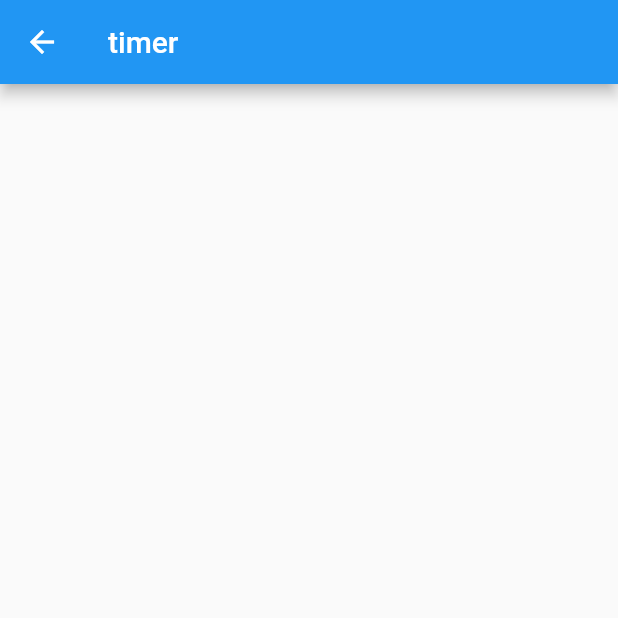
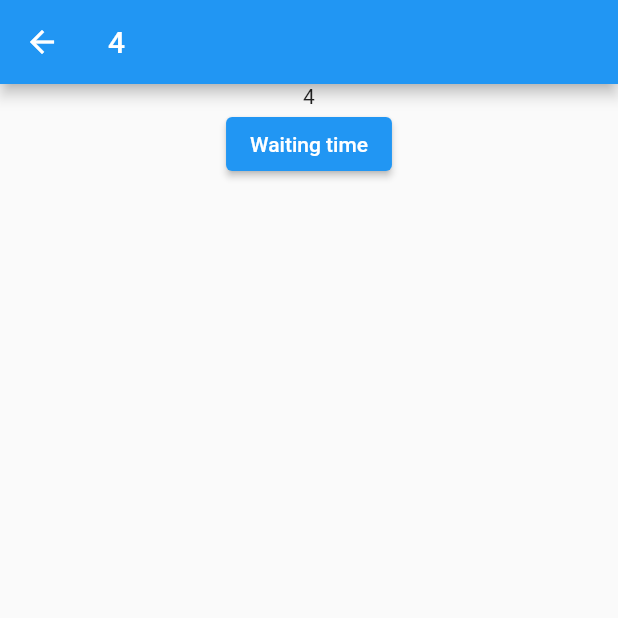
Before and after one commit to andre7455/stopsmoking, a Flutter app: the timer screen opened by its route, on a phone screen of 412 x 824 dp, the top half of it. Run offline on Flutter 3.47's test engine with Material 2 defaults, Android fonts, the phone set to English and light mode, and no system bars.

Commit message:
i can now change the variables on screen

```diff
--- a/lib/main.dart
+++ b/lib/main.dart
@@ -10,7 +10,7 @@ void main() {
       routes: {
         '/': (context) => const Homescreen(),
         '/settings': (context) => const settings(),
-        '/timer': (context) => const timer(),
+        '/timer': (context) => timer(),
       },
     ),
   );
--- a/lib/timer.dart
+++ b/lib/timer.dart
@@ -1,7 +1,11 @@
 import 'package:flutter/material.dart';
+import 'dart:async';
+
+int minute = 5;
+int second = 4;
 
 class timer extends StatefulWidget {
-  const timer({Key? key}) : super(key: key);
+  timer({Key? key}) : super(key: key);
 
   @override
   State<timer> createState() => _timerState();
@@ -15,11 +19,39 @@ class _timerState extends State<timer> {
         width: MediaQuery.of(context).size.height,
         child: Scaffold(
             appBar: AppBar(
-              title: Text("timer"),
+              title: Text(second.toString()),
             ),
             body: Center(
                 child: Column(
-              children: [],
+              children: [
+                Text(second.toString()),
+                ElevatedButton(
+                  onPressed: () {
+                    setState(() {});
+                  },
+                  child: const Text('Waiting time'),
+                ),
+              ],
             ))));
   }
 }
+/*
+height: MediaQuery.of(context).size.width,
+        width: MediaQuery.of(context).size.height,
+        child: Scaffold(
+            appBar: AppBar(
+              title: Text(second.toString()),
+            ),
+            body: Center(
+                child: Column(
+              children: [
+                Text(second.toString()),
+                ElevatedButton(
+                  onPressed: () {
+                    second = second - 1;
+                  },
+                  child: const Text('Waiting time'),
+                ),
+              ],
+            )))
+*/
```
